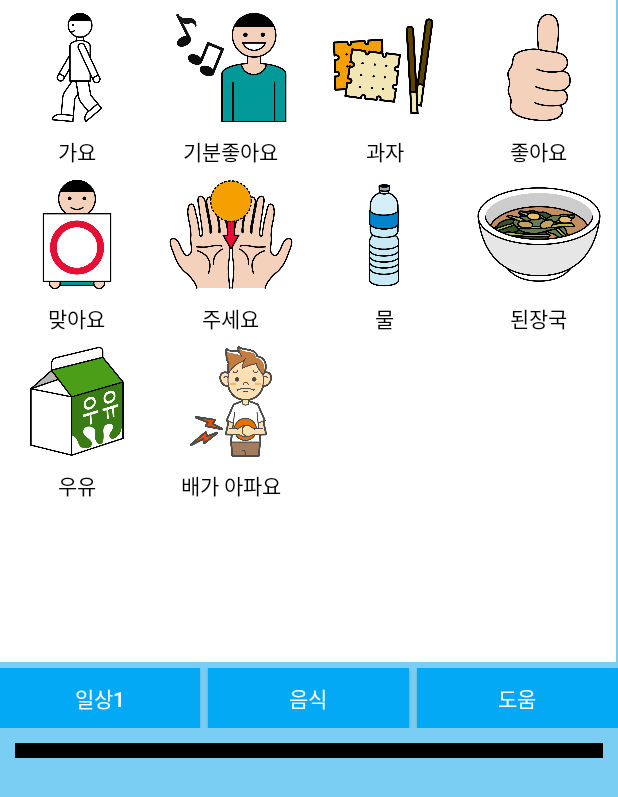
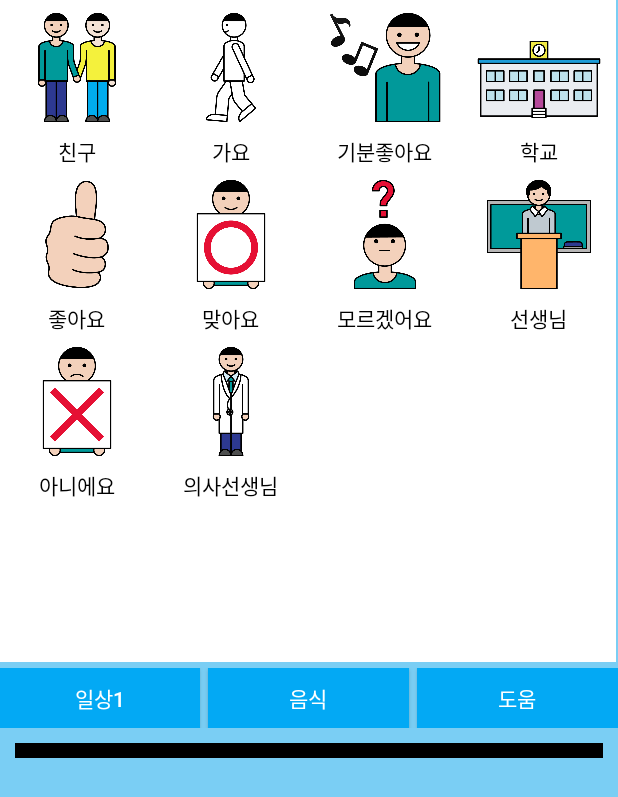
Before and after one commit to team4242/ProjectAAC, an Android app: the CpChangeActivity screen opened directly, with no data from a screen before it, after a tap on "일상1", on a phone screen of 412 x 824 dp. Shown: the top 797 px of the screen. Run offline under Robolectric (Android 15) with nearby library versions, the phone set to English and light mode, and no system bars.

Commit message:
CpChangeActivity 오류 수정

```diff
--- a/app/src/main/java/com/example/projectaac/DBQuery.java
+++ b/app/src/main/java/com/example/projectaac/DBQuery.java
@@ -14,6 +14,7 @@ public class DBQuery {
     public DBQuery(DBManager dbManager){
         this.dbManager = dbManager;
     }
+
     //sqlite 닫기    DB 사용 후 꼭 닫아줍시다
     public void dbClose(){
         database.close();
@@ -51,7 +52,11 @@ public class DBQuery {
         symbolId.moveToFirst();
         ArrayList<Integer> symbolIdList = new ArrayList<Integer>();
         for(int i=2; i<18; i++){
-            symbolIdList.add(symbolId.getInt(i));
+            if(symbolId.getInt(i)==0){
+                symbolIdList.add(0);
+            }else {
+                symbolIdList.add(symbolId.getInt(i)-1);
+            }
         }
         symbolId.close();
         return symbolIdList;
--- a/app/src/main/java/com/example/projectaac/MainActivity.java
+++ b/app/src/main/java/com/example/projectaac/MainActivity.java
@@ -19,7 +19,7 @@ import java.util.ArrayList;
 
 public class MainActivity extends AppCompatActivity {
 
-    private static final String BaseSymbolName[] = {" ","친구", "가요", "기분좋아요", "과자", "귤", "학교", "좋아요", "맞아요", "주세요", "먹어요", "모르겠어요", "물", "물컵", "선생님" ,"된장국", "수저", "아니에요", "우유", "의사선생님", "배가 아파요", "경찰에 신고해주세요", "때렸어요", "맞았어요", "밀었어요",};
+    private static final String BaseSymbolName[] = {" ","친구", "가요", "기분좋아요", "과자", "귤", "학교", "좋아요", "맞아요", "주세요", "먹어요", "모르겠어요", "물", "물컵", "선생님" ,"된장국", "수저", "아니에요", "우유", "의사선생님", "배가 아파요", "경찰에신고해주세요", "때렸어요", "맞았어요", "밀었어요",};
     private static final int BaseImagePath[] = {R.drawable.blank,R.drawable.cin_gu_, R.drawable.geod_da_, R.drawable.gi_bun_joh_a_yo_, R.drawable.gwa_ja_
             , R.drawable.gyul_,R.drawable.hag_gyo_001_, R.drawable.joh_a_yo_001_,R.drawable.joh_a_yo_002_,R.drawable.ju_se_yo_002_,R.drawable.meog_eo_yo_
             ,R.drawable.mu_seun_mal_in_ji_jal_mo_reu_gess_eo_yo_,R.drawable.mul_002_1,R.drawable.mul_keob_002_,R.drawable.seon_saeng_nim_001_,R.drawable.si_geum_ci_doen_jang_gug_002_
```
